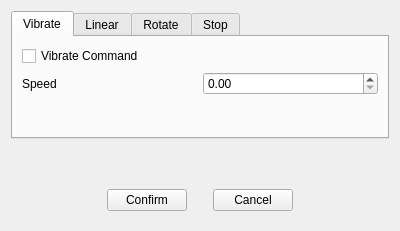
Qt form src/Editor/Script/DeviceSnippetOverlay.ui (RemotelyChaotic/JOIPEngine) before a commit.
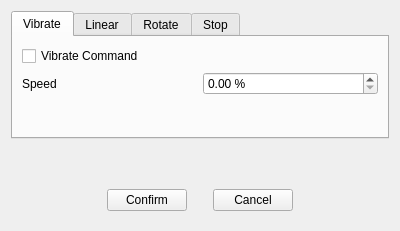
The same form after that commit. Custom widgets are drawn as their Qt base class.

Commit message: Fixed device overlays to show values in % and extended device help

```diff
--- a/src/Editor/Script/DeviceSnippetOverlay.ui
+++ b/src/Editor/Script/DeviceSnippetOverlay.ui
@@ -125,7 +125,14 @@
         </widget>
        </item>
        <item row="1" column="1">
-        <widget class="QDoubleSpinBox" name="pSpeedVibrateSpinBox"/>
+        <widget class="QDoubleSpinBox" name="pSpeedVibrateSpinBox">
+         <property name="suffix">
+          <string> %</string>
+         </property>
+         <property name="maximum">
+          <double>100.000000000000000</double>
+         </property>
+        </widget>
        </item>
        <item row="0" column="0">
         <widget class="QCheckBox" name="pVibrateGroupBox">
```
Left out of the diff: 18 changed lines with no effect on the pictures. The commit also changes 4 other files.
